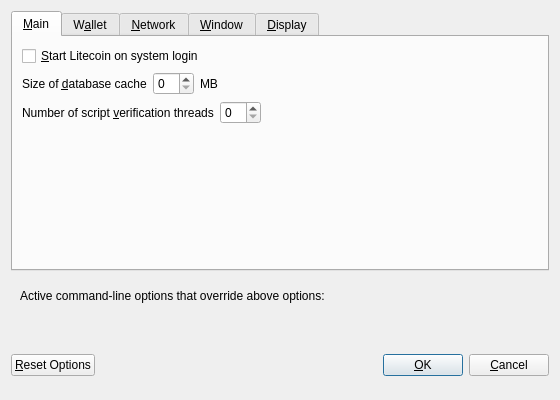
The window that src/qt/forms/optionsdialog.ui (tuaris/octocoin) describes before a commit, drawn with Qt 5.
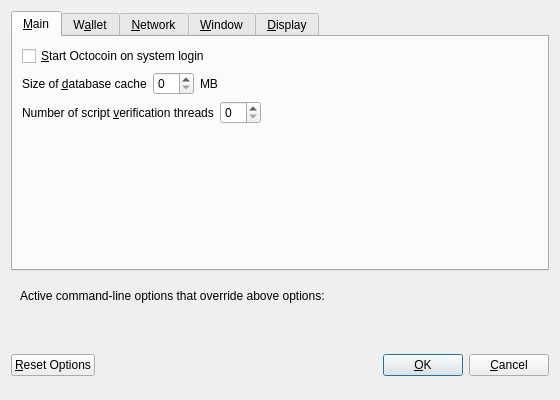
The same window after the commit. Custom widgets are drawn as their Qt base class.

Commit message:
Rename to Octocoin
Replace all instances of litecoin and bitcoin with octocoin

What changed in the file:
```diff
--- a/src/qt/forms/optionsdialog.ui
+++ b/src/qt/forms/optionsdialog.ui
@@ -33,7 +33,7 @@
           <string>Automatically start Litecoin after logging in to the system.</string>
          </property>
          <property name="text">
-          <string>&amp;Start Litecoin on system login</string>
+          <string>&amp;Start Octocoin on system login</string>
          </property>
         </widget>
        </item>
```
Left out of the diff: 8 changed lines with no effect on the pictures. The commit also changes 549 other files.
